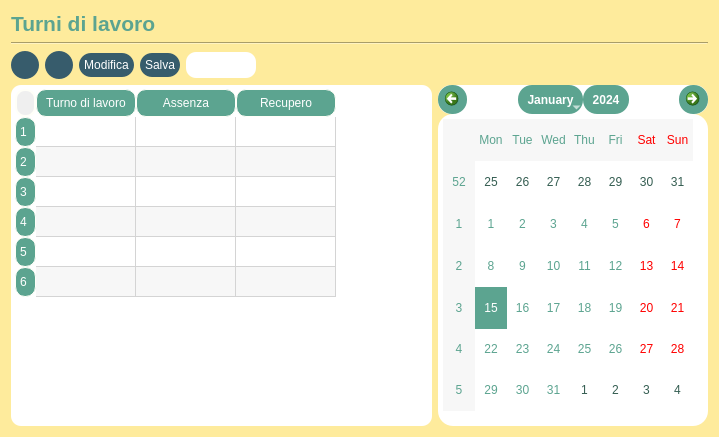
StracciaMatteo/GestioneCinema, file dipendente/DatiDipendente/view/TurniDiLavoro.ui: the form before one commit.
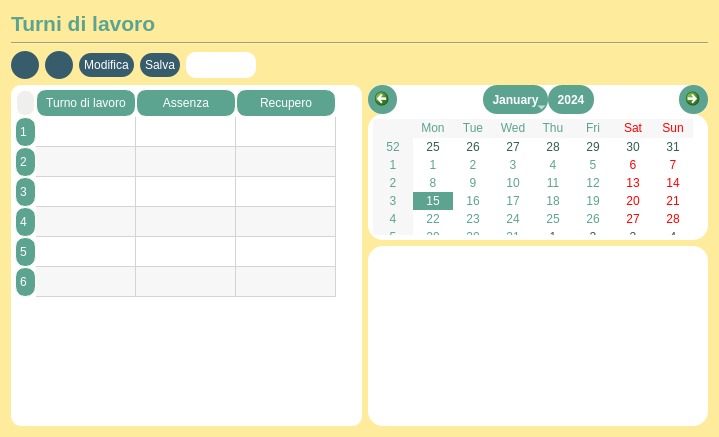
The form after the commit. Icons and pictures are not drawn.

Commit message: implementazione lista per il recupero

What changed in the file:
```diff
--- a/dipendente/DatiDipendente/view/TurniDiLavoro.ui
+++ b/dipendente/DatiDipendente/view/TurniDiLavoro.ui
@@ -376,13 +376,7 @@
     </layout>
    </item>
    <item>
-    <layout class="QHBoxLayout" name="horizontalLayout" stretch="0,0">
-     <property name="spacing">
-      <number>6</number>
-     </property>
-     <property name="rightMargin">
-      <number>0</number>
-     </property>
+    <layout class="QHBoxLayout" name="horizontalLayout">
      <item>
       <widget class="QTableWidget" name="tabella">
        <property name="sizePolicy">
@@ -393,13 +387,13 @@
        </property>
        <property name="minimumSize">
         <size>
-         <width>410</width>
+         <width>350</width>
          <height>0</height>
         </size>
        </property>
        <property name="maximumSize">
         <size>
-         <width>600</width>
+         <width>500</width>
          <height>16777215</height>
         </size>
        </property>
@@ -511,6 +505,8 @@
       </widget>
      </item>
      <item>
+      <layout class="QVBoxLayout" name="verticalLayout_2">
+       <item>
       <widget class="QCalendarWidget" name="calendarWidget">
        <property name="sizePolicy">
         <sizepolicy hsizetype="Maximum" vsizetype="Preferred">
@@ -520,20 +516,54 @@
        </property>
        <property name="minimumSize">
         <size>
-         <width>270</width>
+           <width>340</width>
          <height>0</height>
         </size>
        </property>
        <property name="maximumSize">
         <size>
          <width>200</width>
-         <height>16777215</height>
+           <height>300</height>
         </size>
        </property>
        <property name="styleSheet">
         <string notr="true"/>
        </property>
       </widget>
+       </item>
+       <item>
+        <widget class="QListWidget" name="listWidget">
+         <property name="sizePolicy">
+          <sizepolicy hsizetype="Maximum" vsizetype="Preferred">
+           <horstretch>0</horstretch>
+           <verstretch>0</verstretch>
+          </sizepolicy>
+         </property>
+         <property name="minimumSize">
+          <size>
+           <width>340</width>
+           <height>0</height>
+          </size>
+         </property>
+         <property name="maximumSize">
+          <size>
+           <width>200</width>
+           <height>300</height>
+          </size>
+         </property>
+         <property name="styleSheet">
+          <string notr="true">QListWidget{
+color: rgb(51, 86, 101);
+ border-radius: 15px;
+background-color: rgb(255, 255, 255);
+padding: 5px;
+
+
+}</string>
+         </property>
+        </widget>
+       </item>
+      </layout>
      </item>
     </layout>
    </item>
```
Left out of the diff: 6 changed lines with no effect on the pictures. Lines whose indentation alone changed are shown as unchanged. The commit also changes 2 other files.
